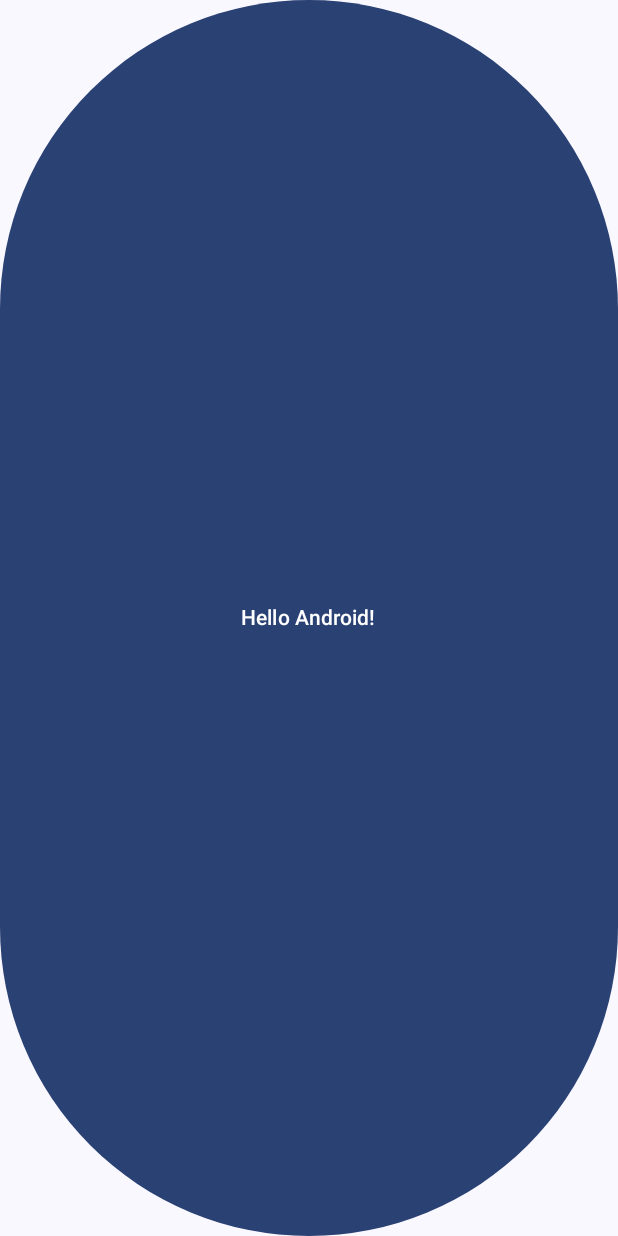
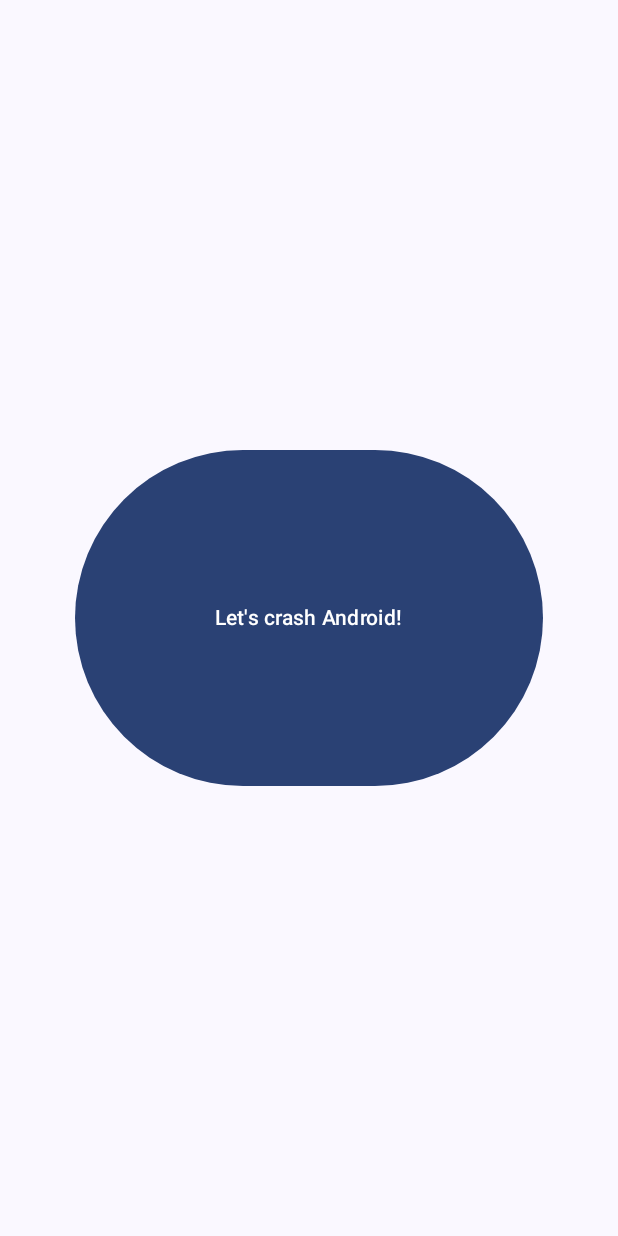
Before and after one commit to rodolphocastro/FriendlyCondo, an Android app built with Jetpack Compose: the screen it shows after launch (MainActivity), on a phone screen of 412 x 824 dp. Run offline under Robolectric (Android 15) with nearby library versions, the phone set to English and light mode, and no system bars; libraries missing offline, so code that uses them is left out: org.slf4j; 2 statements that could not run were skipped.

Commit message:
feat: Make it clear that the button crashes the app

```diff
--- a/app/src/main/java/com/ardc/friendlycondo/MainActivity.kt
+++ b/app/src/main/java/com/ardc/friendlycondo/MainActivity.kt
@@ -4,6 +4,7 @@ import android.os.Bundle
 import androidx.activity.ComponentActivity
 import androidx.activity.compose.setContent
 import androidx.compose.foundation.layout.fillMaxSize
+import androidx.compose.foundation.layout.padding
 import androidx.compose.material3.Button
 import androidx.compose.material3.MaterialTheme
 import androidx.compose.material3.Surface
@@ -11,17 +12,18 @@ import androidx.compose.material3.Text
 import androidx.compose.runtime.Composable
 import androidx.compose.ui.Modifier
 import androidx.compose.ui.tooling.preview.Preview
+import androidx.compose.ui.unit.dp
+import androidx.compose.ui.unit.sp
 import com.ardc.friendlycondo.ui.theme.FriendlyCondoTheme
 import org.slf4j.Logger
 import org.slf4j.LoggerFactory
 
-
 class MainActivity : ComponentActivity() {
-    private lateinit var logger: Logger
+    private lateinit var log: Logger
 
     override fun onCreate(savedInstanceState: Bundle?) {
-        logger = LoggerFactory.getLogger(MainActivity::class.java)
-        logger.info("Hello, world")
+        log = LoggerFactory.getLogger(MainActivity::class.java)
+        log.debug("Initializing...")
         super.onCreate(savedInstanceState)
         setContent {
             FriendlyCondoTheme {
@@ -30,8 +32,11 @@ class MainActivity : ComponentActivity() {
                     modifier = Modifier.fillMaxSize(),
                     color = MaterialTheme.colorScheme.background
                 ) {
-                    Button(onClick = { crashWithText("Testing Crashlytics", logger) }) {
-                        Greeting("Android")
+                    Button(
+                        onClick = { crashWithText("Testing Crashlytics", log) },
+                        modifier = Modifier.padding(50.dp, 300.dp)
+                    ) {
+                        CrashIt("Android")
                     }
                 }
             }
@@ -39,20 +44,20 @@ class MainActivity : ComponentActivity() {
     }
 }
 
-private fun crashWithText(message: String, logger: Logger): Unit {
+private fun crashWithText(message: String, logger: Logger) {
     logger.warn("Something is wrong, I can feel it!")
     throw RuntimeException(message)
 }
 
 @Composable
-fun Greeting(name: String) {
-    Text(text = "Hello $name!")
+fun CrashIt(name: String) {
+    Text(text = "Let's crash $name!")
 }
 
 @Preview(showBackground = true)
 @Composable
 fun DefaultPreview() {
     FriendlyCondoTheme {
-        Greeting("Android")
+        CrashIt("Android")
     }
 }
```
